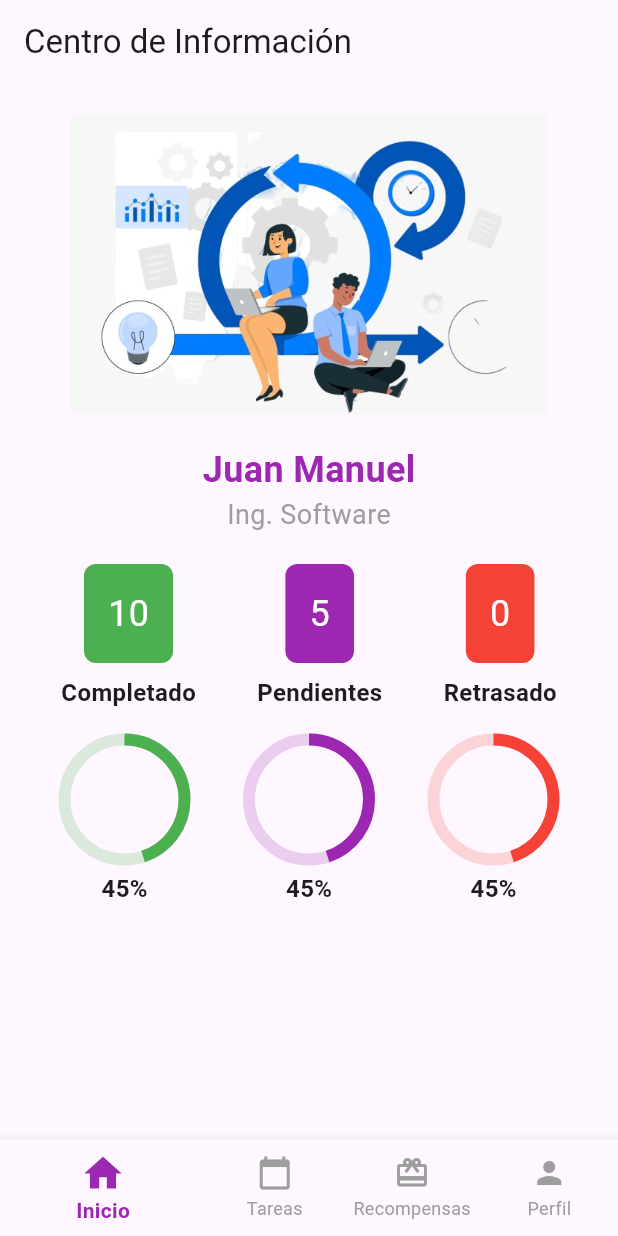
After one commit to ushio-343/android-proyect, a Flutter app: the screen it shows after launch, after a tap on the "arrow forward" icon, on a phone screen of 412 x 824 dp. The commit adds this screen. Run offline on Flutter 3.47's test engine with Material 3 defaults, Android fonts, the light colour scheme and no system bars.

Commit message:
main and navbar

```diff
--- a/lib/screens/home_page.dart
+++ b/lib/screens/home_page.dart
@@ -1,4 +1,5 @@
 import 'package:flutter/material.dart';
+import 'package:ejem/screens/main_home.dart';
 
 class MyHomePage extends StatefulWidget {
   const MyHomePage({super.key});
@@ -54,10 +55,18 @@ class _MyHomePageState extends State<MyHomePage> {
                 Positioned(
                   bottom: 50,
                   right: 50,
-                  child: Icon(
-                    Icons.arrow_forward,
-                    size: 40,
-                    color: Colors.white,
+                  child: GestureDetector(
+                    onTap: () {
+                      Navigator.push(
+                        context,
+                        MaterialPageRoute(builder: (context) => main_center()),
+                      );
+                    },
+                    child: Icon(
+                      Icons.arrow_forward,
+                      size: 40,
+                      color: Colors.white,
+                    ),
                   ),
                 ),
               ],
--- /dev/null
+++ b/lib/screens/main_home.dart
@@ -0,0 +1,161 @@
+import 'package:flutter/material.dart';
+
+class main_center extends StatefulWidget {
+  const main_center ({super.key});
+
+  @override
+  State <main_center> createState() => _main_centerSate();
+}
+
+class _main_centerSate extends State<main_center> {
+  @override
+  Widget build(BuildContext context) {
+    return MaterialApp(
+      title: 'main_center',
+      theme: ThemeData(
+        primarySwatch: Colors.blue,
+      ),
+      home: HomeScreen(),
+    );
+  }
+}
+
+class HomeScreen extends StatelessWidget {
+  @override
+  Widget build(BuildContext context) {
+    return Scaffold(
+      appBar: AppBar(
+        title: Text('Centro de Información'),
+      ),
+      body: Center(
+        child: Column(
+          crossAxisAlignment: CrossAxisAlignment.center,
+          children: <Widget>[
+            SizedBox(height: 20),
+            Container(
+              height: 200,
+              child: Image.asset('assets/ilustracion2.png'),
+            ),
+            SizedBox(height: 20),
+            Text(
+              'Juan Manuel',
+              style: TextStyle(fontSize: 24, fontWeight: FontWeight.bold, color: Colors.purple),
+            ),
+            Text(
+              'Ing. Software',
+              style: TextStyle(fontSize: 18, color: Colors.grey),
+            ),
+            SizedBox(height: 20),
+            Row(
+              mainAxisAlignment: MainAxisAlignment.spaceEvenly,
+              children: [
+                TaskCard('Completado', 10, Colors.green),
+                TaskCard('Pendientes', 5, Colors.purple),
+                TaskCard('Retrasado', 0, Colors.red),
+              ],
+            ),
+            SizedBox(height: 20),
+            Row(
+              mainAxisAlignment: MainAxisAlignment.spaceEvenly,
+              children: [
+                ProgressCard(45, Colors.green),
+                ProgressCard(45, Colors.purple),
+                ProgressCard(45, Colors.red),
+              ],
+            ),
+          ],
+        ),
+      ),
+      bottomNavigationBar: BottomNavigationBar(
+        items: const <BottomNavigationBarItem>[
+          BottomNavigationBarItem(
+            icon: Icon(Icons.home),
+            label: 'Inicio',
+          ),
+          BottomNavigationBarItem(
+            icon: Icon(Icons.calendar_today),
+            label: 'Tareas',
+          ),
+          BottomNavigationBarItem(
+            icon: Icon(Icons.card_giftcard),
+            label: 'Recompensas',
+          ),
+          BottomNavigationBarItem(
+            icon: Icon(Icons.person),
+            label: 'Perfil',
+          ),
+        ],
+        selectedItemColor: Colors.purple,
+        unselectedItemColor: Colors.grey,
+        backgroundColor: Colors.white,
+        showUnselectedLabels: true,
+        selectedIconTheme: IconThemeData(size: 30),
+        unselectedIconTheme: IconThemeData(size: 24),
+        selectedLabelStyle: TextStyle(fontWeight: FontWeight.bold),
+        unselectedLabelStyle: TextStyle(fontWeight: FontWeight.normal),
+      ),
+    );
+  }
+}
+
+class TaskCard extends StatelessWidget {
+  final String title;
+  final int count;
+  final Color color;
+
+  TaskCard(this.title, this.count, this.color);
+
+  @override
+  Widget build(BuildContext context) {
+    return Column(
+      children: <Widget>[
+        Container(
+          padding: EdgeInsets.all(16),
+          decoration: BoxDecoration(
+            color: color,
+            borderRadius: BorderRadius.circular(8),
+          ),
+          child: Text(
+            '$count',
+            style: TextStyle(fontSize: 24, color: Colors.white),
+          ),
+        ),
+        SizedBox(height: 8),
+        Text(
+          title,
+          style: TextStyle(fontSize: 16, fontWeight: FontWeight.bold),
+        ),
+      ],
+    );
+  }
+}
+
+class ProgressCard extends StatelessWidget {
+  final int progress;
+  final Color color;
+
+  ProgressCard(this.progress, this.color);
+
+  @override
+  Widget build(BuildContext context) {
+    return Column(
+      children: <Widget>[
+        Container(
+          width: 80,
+          height: 80,
+          child: CircularProgressIndicator(
+            value: progress / 100,
+            strokeWidth: 8,
+            backgroundColor: color.withOpacity(0.2),
+            valueColor: AlwaysStoppedAnimation<Color>(color),
+          ),
+        ),
+        SizedBox(height: 8),
+        Text(
+          '$progress%',
+          style: TextStyle(fontSize: 16, fontWeight: FontWeight.bold),
+        ),
+      ],
+    );
+  }
+}
--- a/pubspec.yaml
+++ b/pubspec.yaml
@@ -61,6 +61,7 @@ flutter:
   # To add assets to your application, add an assets section, like this:
   assets:
     - assets/ilustracion1.png
+    - assets/ilustracion2.png
   #   - images/a_dot_ham.jpeg
 
   # An image asset can refer to one or more resolution-specific "variants", see
```
Also changed, not shown: assets/ilustracion2.png (added).
